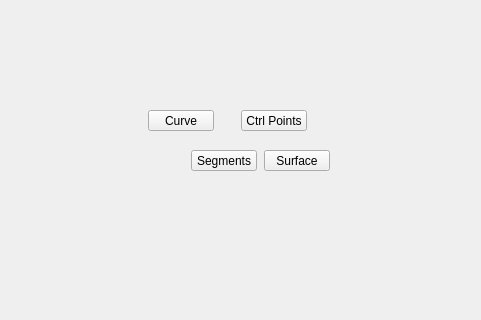
Qt form tentacle/ui/blender_menus/curve#submenu.ui (m3trik/tentacle) before a commit; both pictures show x 119 to 600 and y 180 to 500 of the 600 by 600 pixel window.
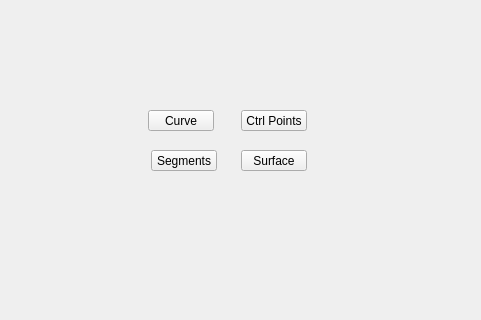
The same form after that commit. Custom widgets are drawn as their Qt base class.

```diff
--- a/tentacle/ui/blender_menus/curve#submenu.ui
+++ b/tentacle/ui/blender_menus/curve#submenu.ui
@@ -106,7 +106,7 @@
    <widget class="MenuButton" name="b011">
     <property name="geometry">
      <rect>
-      <x>310</x>
+      <x>270</x>
       <y>330</y>
       <width>66</width>
       <height>21</height>
@@ -134,7 +134,7 @@
    <widget class="MenuButton" name="b012">
     <property name="geometry">
      <rect>
-      <x>383</x>
+      <x>360</x>
       <y>330</y>
       <width>66</width>
       <height>21</height>
```
